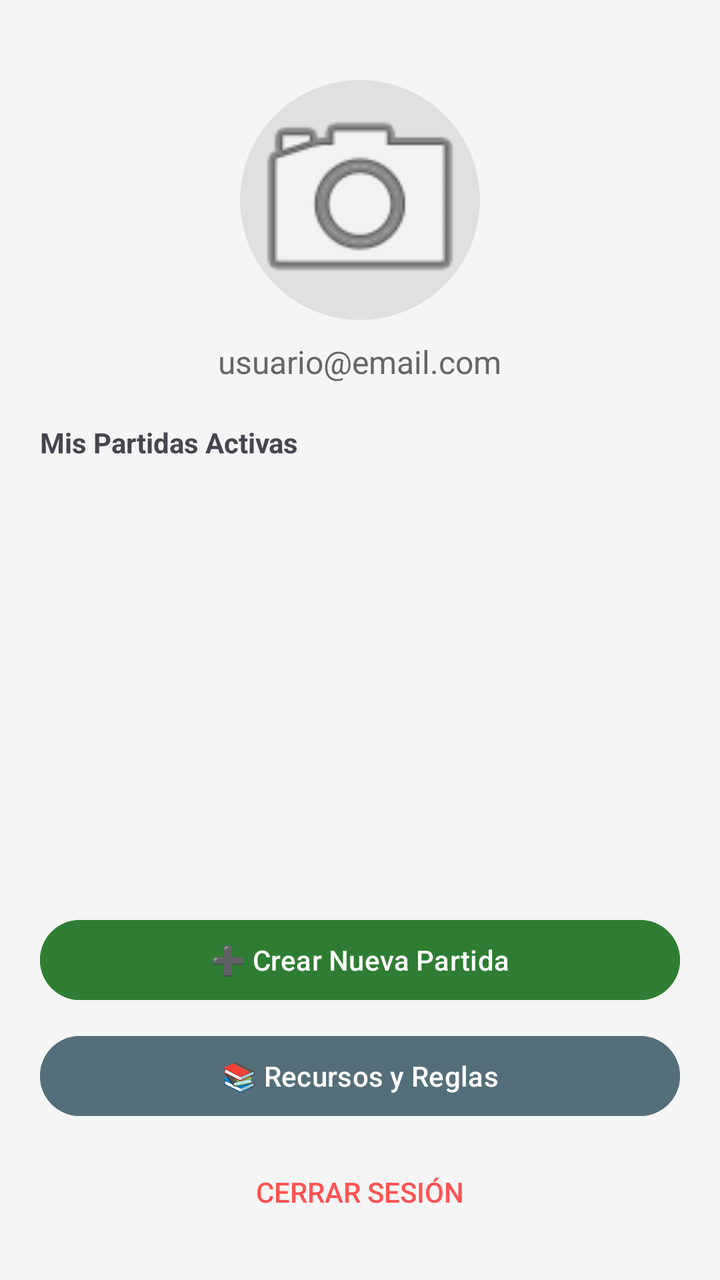
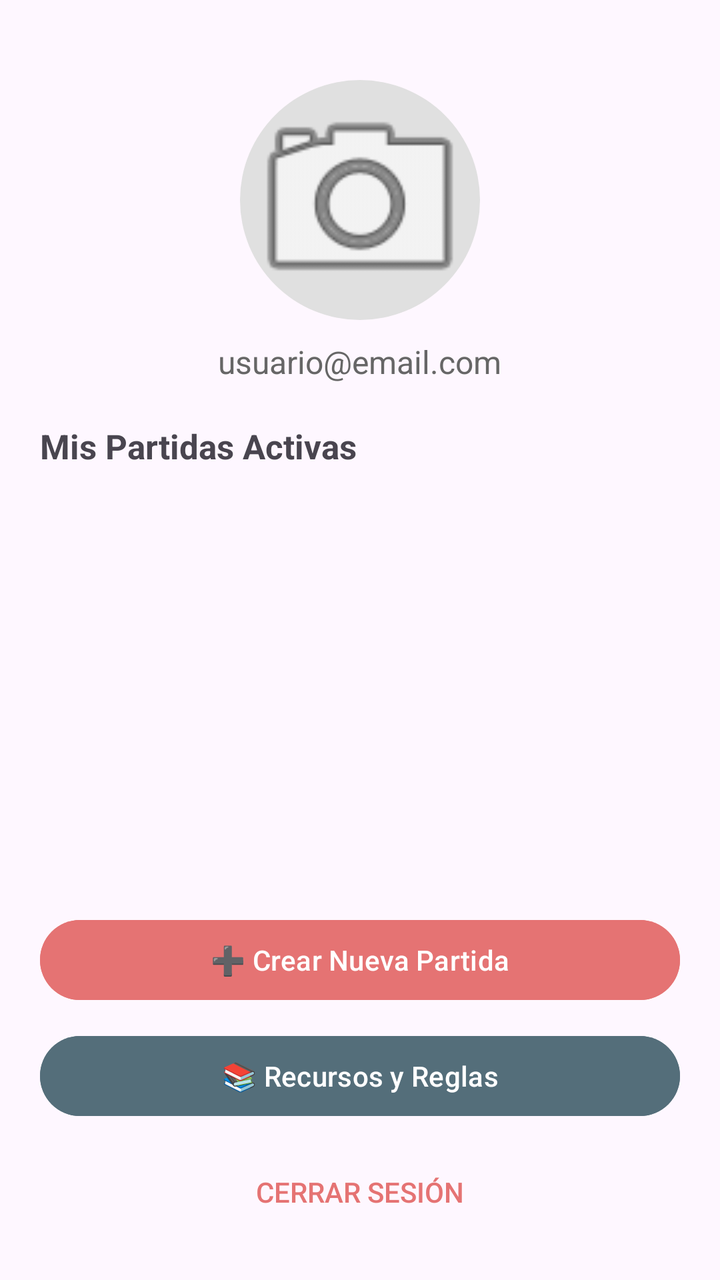

Screens rendered from an Android XML layout before and after an edit, with the pre-edit source and the edit as a unified diff.
<!-- AndroidManifest.xml: application theme Theme.QuestApp -->
<!-- res/layout/activity_main.xml -->
<?xml version="1.0" encoding="utf-8"?>
<LinearLayout xmlns:android="http://schemas.android.com/apk/res/android"
    xmlns:app="http://schemas.android.com/apk/res-auto"
    xmlns:tools="http://schemas.android.com/tools"
    android:id="@+id/main"
    android:layout_width="match_parent"
    android:layout_height="match_parent"
    android:orientation="vertical"
    android:padding="20dp"
    android:gravity="center_horizontal"
    android:background="#F5F5F5">

    <ImageView
        android:id="@+id/iv_user_photo"
        android:layout_width="120dp"
        android:layout_height="120dp"
        android:layout_marginTop="20dp"
        android:src="@android:drawable/ic_menu_camera"
        android:background="@drawable/shape_circle"
        android:scaleType="centerCrop" />

    <TextView
        android:id="@+id/tv_user_email"
        android:layout_width="wrap_content"
        android:layout_height="wrap_content"
        android:text="usuario@email.com"
        android:textSize="16sp"
        android:layout_marginTop="10dp"
        android:textColor="#666666"/>

    <TextView
        android:layout_width="wrap_content"
        android:layout_height="wrap_content"
        android:text="Mis Partidas Activas"
        android:textStyle="bold"
        android:layout_marginTop="20dp"
        android:layout_gravity="start"/>

    <androidx.recyclerview.widget.RecyclerView
        android:id="@+id/rv_partidas"
        android:layout_width="match_parent"
        android:layout_height="0dp"
        android:layout_weight="1"
        android:layout_marginTop="10dp"
        tools:listitem="@layout/item_partida" />

    <Button
        android:id="@+id/btn_crear_partida"
        android:layout_width="match_parent"
        android:layout_height="wrap_content"
        android:text="➕ Crear Nueva Partida"
        android:backgroundTint="#2E7D32"
        android:layout_marginTop="10dp"/>

    <Button
        android:id="@+id/btn_ir_recursos"
        android:layout_width="match_parent"
        android:layout_height="wrap_content"
        android:text="📚 Recursos y Reglas"
        android:layout_marginTop="10dp"
        android:backgroundTint="#546E7A"/>

    <Button
        android:id="@+id/btn_logout"
        style="@style/Widget.AppCompat.Button.Borderless"
        android:layout_width="wrap_content"
        android:layout_height="wrap_content"
        android:text="Cerrar Sesión"
        android:textColor="#FF5252"
        android:layout_marginTop="10dp" />

</LinearLayout>
<!-- res/layout/item_partida.xml (included above) -->
<androidx.cardview.widget.CardView xmlns:android="http://schemas.android.com/apk/res/android"
    xmlns:app="http://schemas.android.com/apk/res-auto"
    android:layout_width="match_parent"
    android:layout_height="wrap_content"
    android:layout_margin="8dp"
    app:cardCornerRadius="8dp"
    app:cardElevation="4dp">

    <LinearLayout
        android:layout_width="match_parent"
        android:layout_height="wrap_content"
        android:padding="16dp"
        android:orientation="vertical">

        <TextView
            android:id="@+id/tv_nombre_partida"
            android:layout_width="wrap_content"
            android:layout_height="wrap_content"
            android:text="Nombre de la Partida"
            android:textSize="18sp"
            android:textStyle="bold" />

        <TextView
            android:id="@+id/tv_master_partida"
            android:layout_width="wrap_content"
            android:layout_height="wrap_content"
            android:text="Master: Nombre"
            android:textColor="#666666" />
    </LinearLayout>
</androidx.cardview.widget.CardView>
<!-- resources referenced by this layout -->
<resources>
  <!-- drawable shape_circle (drawable) -->
  <?xml version="1.0" encoding="utf-8"?>
  <shape xmlns:android="http://schemas.android.com/apk/res/android"
      android:shape="oval">
      <solid android:color="#E0E0E0" />
  </shape>
  <style name="Theme.QuestApp" parent="Theme.Material3.DayNight.NoActionBar">
      </style>
</resources>

<!-- the commit's change to res/layout/activity_main.xml (unified diff, before → after) -->
@@ -8,7 +8,7 @@
     android:orientation="vertical"
     android:padding="20dp"
     android:gravity="center_horizontal"
-    android:background="#F5F5F5">
+    >
 
     <ImageView
         android:id="@+id/iv_user_photo"
@@ -33,6 +33,7 @@
         android:layout_height="wrap_content"
         android:text="Mis Partidas Activas"
         android:textStyle="bold"
+        android:textSize="17dp"
         android:layout_marginTop="20dp"
         android:layout_gravity="start"/>
 
@@ -49,7 +50,7 @@
         android:layout_width="match_parent"
         android:layout_height="wrap_content"
         android:text="➕ Crear Nueva Partida"
-        android:backgroundTint="#2E7D32"
+        android:backgroundTint="#E57373"
         android:layout_marginTop="10dp"/>
 
     <Button
@@ -66,7 +67,7 @@
         android:layout_width="wrap_content"
         android:layout_height="wrap_content"
         android:text="Cerrar Sesión"
-        android:textColor="#FF5252"
+        android:textColor="#E57373"
         android:layout_marginTop="10dp" />
 
 </LinearLayout>
@@ -75,6 +76,7 @@
     xmlns:app="http://schemas.android.com/apk/res-auto"
     android:layout_width="match_parent"
     android:layout_height="wrap_content"
+
     android:layout_margin="8dp"
     app:cardCornerRadius="8dp"
     app:cardElevation="4dp">
@@ -82,6 +84,7 @@
     <LinearLayout
         android:layout_width="match_parent"
         android:layout_height="wrap_content"
+        android:background="#F5F5F5"
         android:padding="16dp"
         android:orientation="vertical">
 
